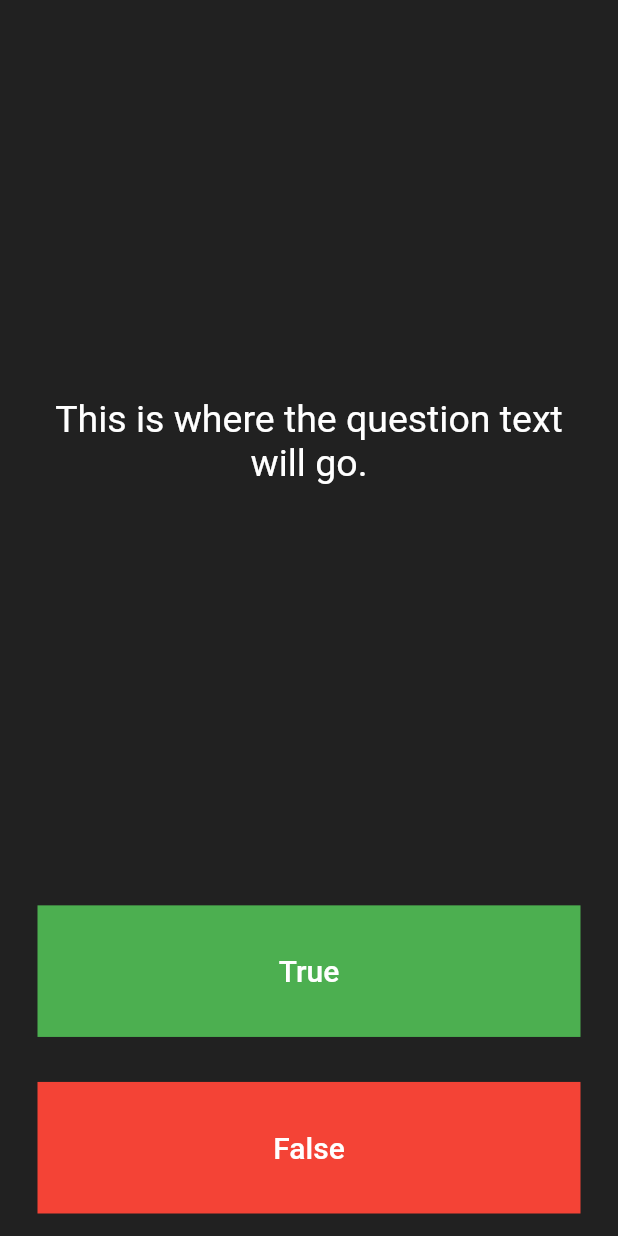
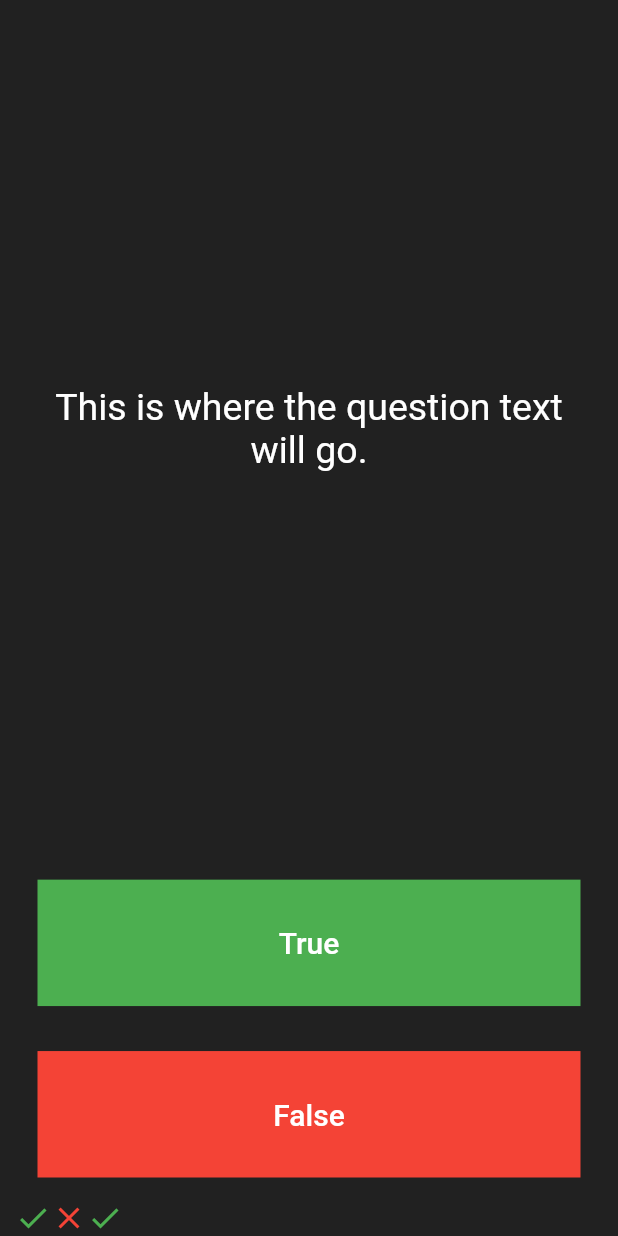
Before and after one commit to aadarshnaik/quizzler, a Flutter app: the screen it shows after launch, after a tap on "True", on a phone screen of 412 x 824 dp. Run offline on Flutter 3.47's test engine with Material 2 defaults, Android fonts, the phone set to English and light mode, and no system bars.

Commit message:
Using Lists in a project

```diff
--- a/lib/main.dart
+++ b/lib/main.dart
@@ -27,6 +27,16 @@ class QuizPage extends StatefulWidget {
 }
 
 class _QuizPageState extends State<QuizPage> {
+  List<Icon> scoreKeeper = [
+    Icon(
+      Icons.check,
+      color: Colors.green,
+    ),
+    Icon(
+      Icons.close,
+      color: Colors.red,
+    )
+  ];
   @override
   Widget build(BuildContext context) {
     return Column(
@@ -64,6 +74,14 @@ class _QuizPageState extends State<QuizPage> {
                 ),
                 onPressed: () {
                   //The user picked true.
+                  setState(() {
+                    scoreKeeper.add(
+                      Icon(
+                        Icons.check,
+                        color: Colors.green,
+                      ),
+                    );
+                  });
                 },
               ),
             ),
@@ -84,12 +102,22 @@ class _QuizPageState extends State<QuizPage> {
                 ),
                 onPressed: () {
                   //The user picked false.
+                  setState(() {
+                    scoreKeeper.add(
+                      Icon(
+                        Icons.close,
+                        color: Colors.red,
+                      ),
+                    );
+                  });
                 },
               ),
             ),
           ),
         ),
-        //TODO: Add a Row here as your score keeper
+        Row(
+          children: scoreKeeper,
+        ),
       ],
     );
   }
```
